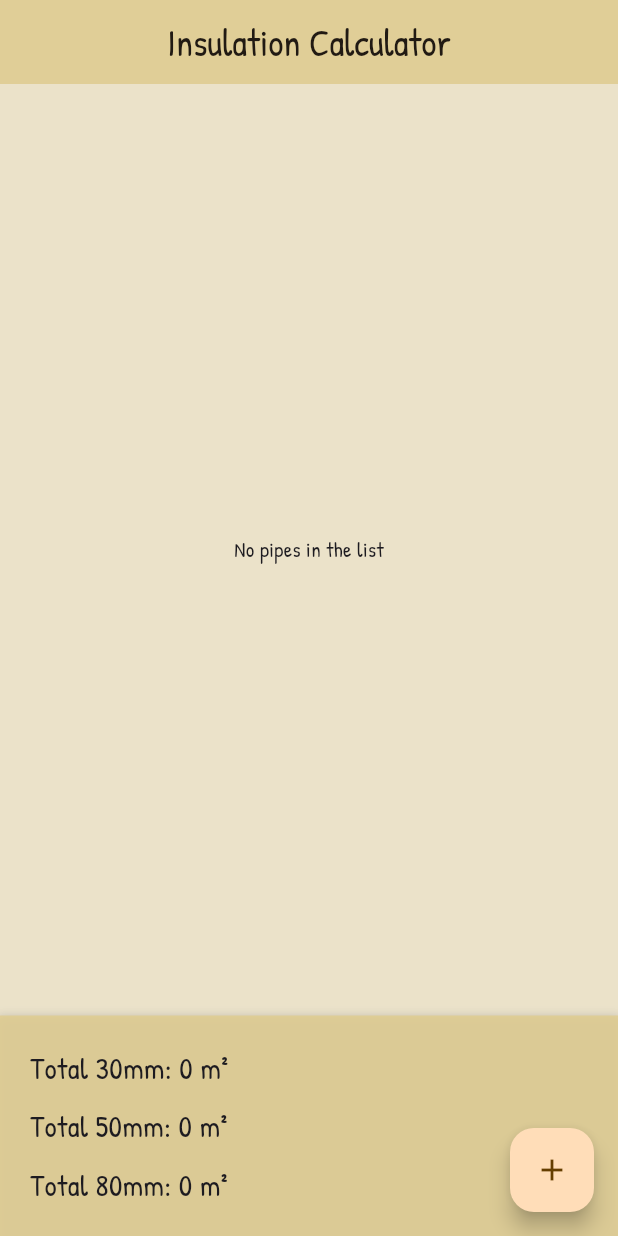
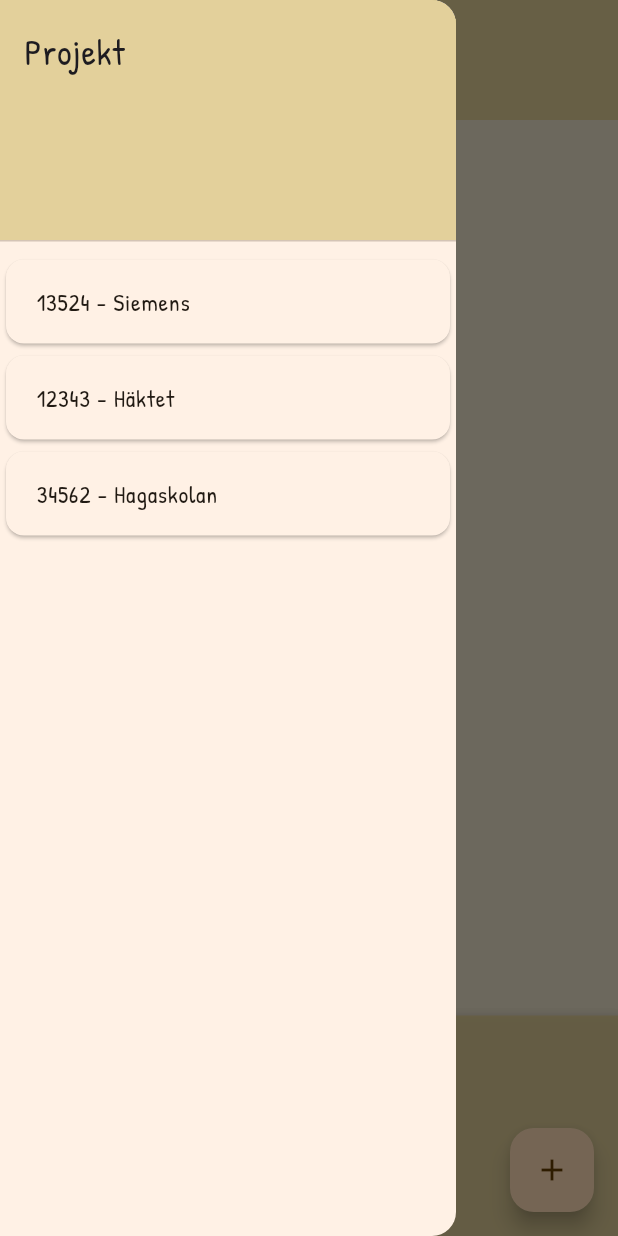
Before and after one commit to jockeBjers/insulation_app, a Flutter app: the screen it shows after launch, with the side drawer open (before the commit the screen has no drawer), on a phone screen of 412 x 824 dp. Run offline on Flutter 3.47's test engine with Material 3 defaults, Android fonts, the phone set to English and light mode, and no system bars; our stand-ins replace google_fonts.

Commit message:
add drawer for projects to save pipes in projects.

```diff
--- a/lib/Pages/home_page.dart
+++ b/lib/Pages/home_page.dart
@@ -1,6 +1,7 @@
 import 'package:flutter/material.dart';
 
 import 'package:insulation_app/models/insulated_pipe.dart';
+import 'package:insulation_app/models/project.dart';
 import 'package:insulation_app/util/add_pipe_dialog_box.dart';
 
 class HomePage extends StatefulWidget {
@@ -11,7 +12,33 @@ class HomePage extends StatefulWidget {
 }
 
 class _HomePageState extends State<HomePage> {
-  List<InsulatedPipe> pipes = [];
+  List<Project> projects = [
+    Project(
+      projectNumber: "13524",
+      name: "Siemens",
+      date: DateTime(2025, 2, 13),
+      pipes: [],
+    ),
+    Project(
+      projectNumber: "12343",
+      name: "Häktet",
+      date: DateTime(2025, 2, 13),
+      pipes: [],
+    ),
+    Project(
+      projectNumber: "34562",
+      name: "Hagaskolan",
+      date: DateTime(2025, 1, 23),
+      pipes: [],
+    ),
+  ];
+
+  late Project selectedProject;
+
+  _HomePageState() {
+    selectedProject = projects[0];
+  }
+  List<InsulatedPipe> get pipes => selectedProject.pipes;
 
   void showAddPipeDialog() {
     showDialog(
@@ -40,7 +67,6 @@ class _HomePageState extends State<HomePage> {
     });
     calculateTotalMaterial();
   }
-
 
 //summary
   double total30 = 0;
@@ -84,20 +110,80 @@ class _HomePageState extends State<HomePage> {
     });
   }
 
+  void selectProject(Project project) {
+    setState(() {
+      selectedProject = project;
+    });
+    calculateTotalMaterial();
+  }
+
   @override
   Widget build(BuildContext context) {
     return Scaffold(
       appBar: AppBar(
-          title: Text(style: TextStyle(fontSize: 25), "Insulation Calculator")),
+        toolbarHeight: 80,
+        title: Padding(
+          padding: const EdgeInsets.all(8.0),
+          child: Column(
+            crossAxisAlignment: CrossAxisAlignment.start,
+            children: [
+              Text(
+                selectedProject.name,
+                style: TextStyle(fontSize: 24, fontWeight: FontWeight.bold),
+              ),
+              Text(
+                "Projektnummer: ${selectedProject.projectNumber}",
+                style: TextStyle(fontSize: 16),
+              ),
+              Text(
+                "Datum: ${selectedProject.date.toLocal().toString().split(" ")[0]}", // Only show date
+                style: TextStyle(fontSize: 16),
+              ),
+            ],
+          ),
+        ),
+      ),
+      // Drawer
+      drawer: Drawer(
+        child: ListView(
+          children: [
+            DrawerHeader(
+              decoration: BoxDecoration(
+                color: Theme.of(context).primaryColor,
+              ),
+              child: Text(
+                'Projekt',
+                style: TextStyle(
+                  fontSize: 24,
+                ),
+              ),
+            ),
+            for (var project in projects)
+              Card(
+                child: ListTile(
+                  title: Text(" ${project.projectNumber} - ${project.name}"),
+                  onTap: () {
+                    selectProject(project);
+                    Navigator.pop(context);
+                  },
+                ),
+              ),
+          ],
+        ),
+      ),
+
+      // Body
       body: Center(
         child: ConstrainedBox(
-          constraints: BoxConstraints(maxWidth: 600),
+          constraints: BoxConstraints(
+            maxWidth: 600,
+          ),
           child: Column(
             children: [
               // List of pipes
               Expanded(
                 child: pipes.isEmpty
-                    ? Center(child: Text("No pipes in the list"))
+                    ? Center(child: Text("Inga rör tillagda"))
                     : pipeListView(),
               ),
 
@@ -169,8 +255,7 @@ class _HomePageState extends State<HomePage> {
                   style: TextStyle(fontSize: 18),
                   "Längd: ${pipe.length}m\n"
                   "Första lager: (${pipe.firstLayerMaterial.name}): ${pipe.getFirstLayerArea().ceil()} m², Bunt: ${pipe.getFirstLayerRolls().ceil()}"
-                  "${pipe.secondLayerMaterial != null ? "\nAndra lager (${pipe.secondLayerMaterial!.name}): ${pipe.getSecondLayerArea().ceil()} m², Bunt: ${pipe.getSecondLayerRolls().ceil()}" : ""}"
-                  /* "${pipe.firstLayerMaterial == pipe.secondLayerMaterial ? "\nTotal: ${pipe.getTotalArea().ceil()} m², Bunt: ${pipe.getTotalRolls().ceil()}" : ""}" */),
+                  "${pipe.secondLayerMaterial != null ? "\nAndra lager (${pipe.secondLayerMaterial!.name}): ${pipe.getSecondLayerArea().ceil()} m², Bunt: ${pipe.getSecondLayerRolls().ceil()}" : ""}" /* "${pipe.firstLayerMaterial == pipe.secondLayerMaterial ? "\nTotal: ${pipe.getTotalArea().ceil()} m², Bunt: ${pipe.getTotalRolls().ceil()}" : ""}" */),
               trailing: IconButton(
                 icon: Icon(Icons.delete, color: Colors.red),
                 onPressed: () {
--- /dev/null
+++ b/lib/models/project.dart
@@ -0,0 +1,15 @@
+import 'package:insulation_app/models/insulated_pipe.dart';
+
+class Project {
+  final String projectNumber;
+  final String name;
+  final DateTime date;
+  final List<InsulatedPipe> pipes;
+
+  Project({
+    required this.projectNumber,
+    required this.name,
+    required this.date,
+    required this.pipes,
+  });
+}
```
Also changed, not shown: lib/main.dart (+7 -10 lines), 1 other file.
